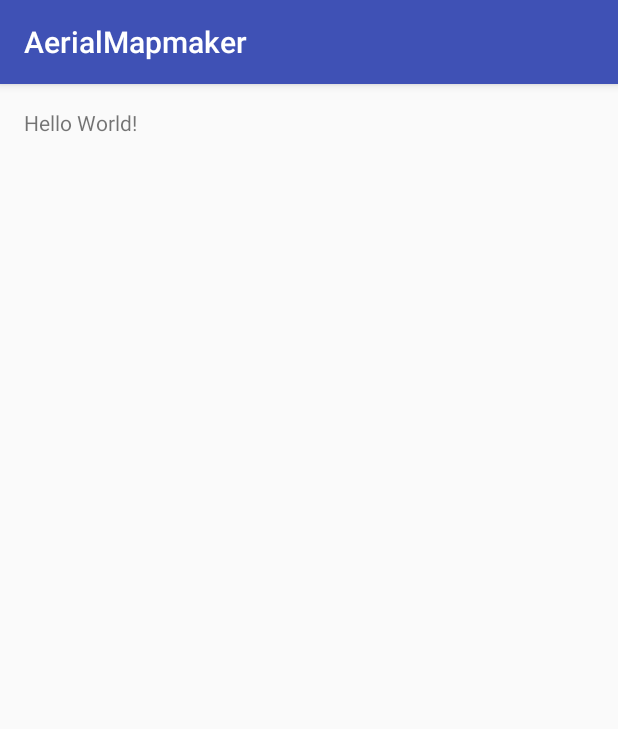
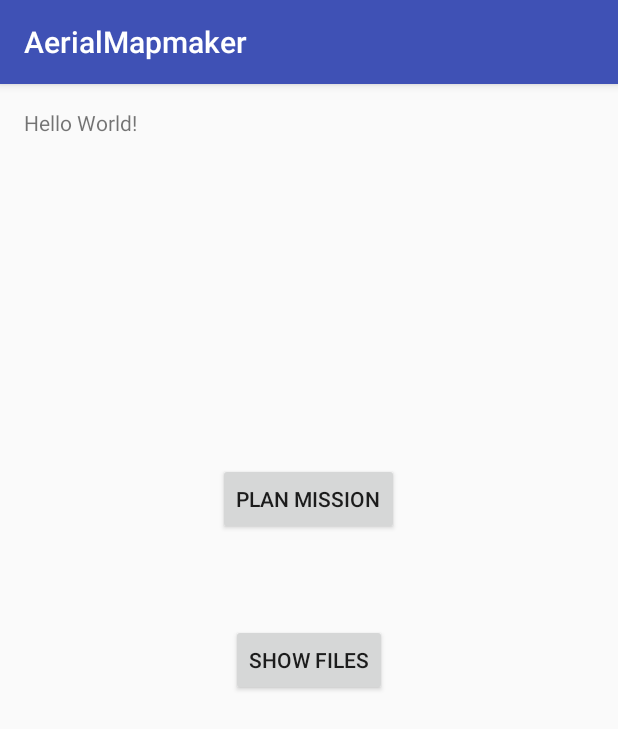
Before and after one commit to peterstanton/AerialMapmaker, an Android app: the screen it shows after launch (MainActivity), on a phone screen of 412 x 824 dp. Shown: the top 729 px of the screen. Run offline under Robolectric (Android 15) with nearby library versions, the phone set to English and light mode, and no system bars.

Commit message:
merge Peter's work into master

```diff
--- a/app/src/main/AndroidManifest.xml
+++ b/app/src/main/AndroidManifest.xml
@@ -63,10 +63,6 @@
             android:name=".MissionPlanner"
             android:label="@string/title_activity_mission_planner" />
 
-        <service
-            android:name=".WaypointList"
-            android:enabled="true"
-            android:exported="true" />
         <!--
  ATTENTION: This was auto-generated to add Google Play services to your project for
      App Indexing.  See https://g.co/AppIndexing/AndroidStudio for more information.
--- a/app/src/main/res/layout/activity_main.xml
+++ b/app/src/main/res/layout/activity_main.xml
@@ -13,4 +13,24 @@
         android:layout_width="wrap_content"
         android:layout_height="wrap_content"
         android:text="Hello World!" />
+
+    <Button
+        android:layout_width="wrap_content"
+        android:layout_height="wrap_content"
+        android:text="Show Files"
+        android:id="@+id/showFilesButton"
+        android:layout_centerVertical="true"
+        android:layout_centerHorizontal="true"
+        android:onClick="showFilesClick"/>
+
+    <Button
+        style="?android:attr/buttonStyleSmall"
+        android:layout_width="wrap_content"
+        android:layout_height="wrap_content"
+        android:text="Plan mission"
+        android:id="@+id/missionPlanButton"
+        android:layout_above="@+id/showFilesButton"
+        android:layout_centerHorizontal="true"
+        android:layout_marginBottom="59dp"
+        android:onClick="planMission"/>
 </RelativeLayout>
--- a/app/src/main/res/layout/activity_mission_planner.xml
+++ b/app/src/main/res/layout/activity_mission_planner.xml
@@ -19,7 +19,9 @@
         <Button
             android:layout_width="match_parent"
             android:layout_height="wrap_content"
-            android:text="Return to Menu"/>
+            android:text="Return to Menu"
+            android:id="@+id/returnToMenuButton"
+            android:onClick="returnToMenu"/>
 
         <LinearLayout
             android:layout_width="match_parent"
```
Also changed, not shown: app/src/main/java/com/c_sharpphoto/aerialmapmaker/MainActivity.java (+33 -0 lines), app/src/main/java/com/c_sharpphoto/aerialmapmaker/MapsActivity.java (deleted, +0 -46 lines), app/src/main/java/com/c_sharpphoto/aerialmapmaker/MissionPlanner.java (+6 -2 lines), app/src/main/java/com/c_sharpphoto/aerialmapmaker/WaypointList.java (deleted, +0 -16 lines), app/src/main/java/com/c_sharpphoto/aerialmapmaker/Flight.java (renamed from app/src/debug/java/com/c_sharpphoto/aerialmapmaker/Flight.java), 6 other files. Lines whose indentation alone changed are shown as unchanged.
